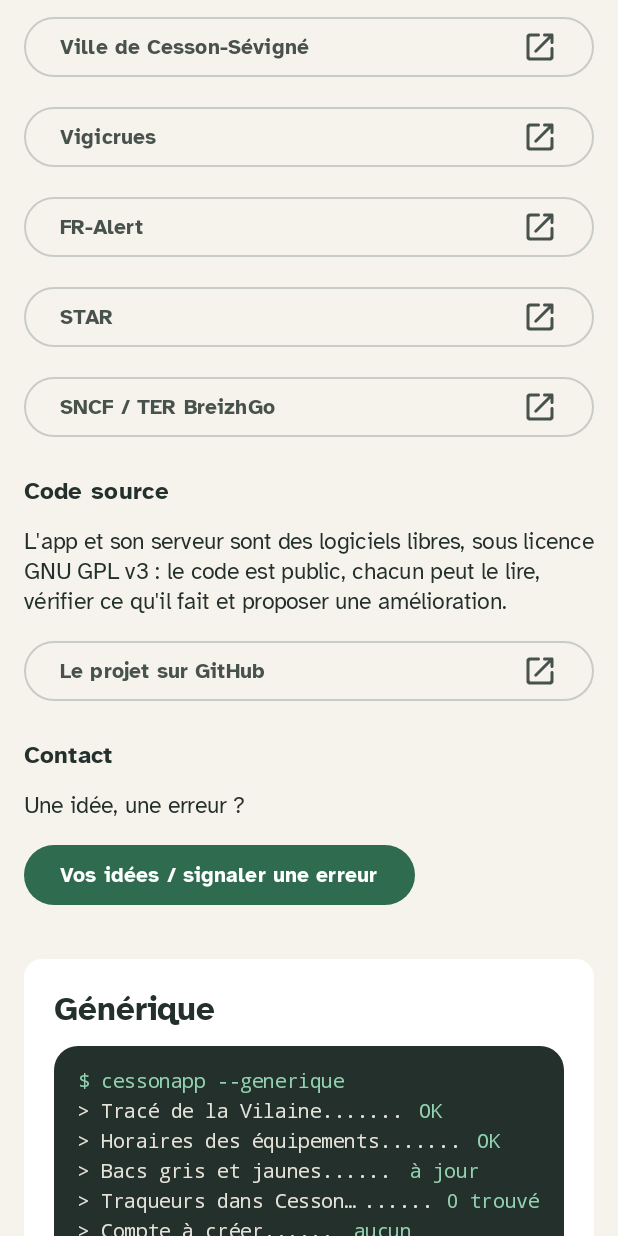
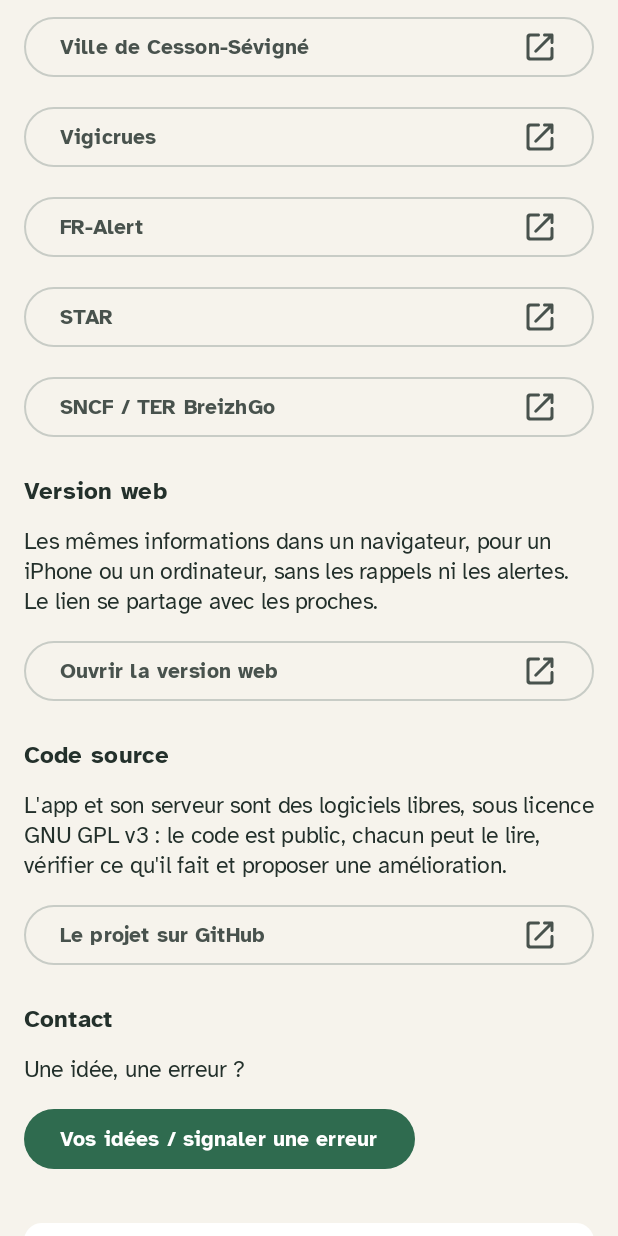
Before and after one commit to GuillaumeCHR/cesson-quotidien, an Android app built with Jetpack Compose: the composable EcranAPropos shown on its own in the app's theme, scrolled down 576 dp, on a phone screen of 412 x 824 dp. Run offline under Robolectric (Android 15) with nearby library versions, the phone set to English and light mode, and no system bars; network calls fail; Roboto replaces fonts that are not available here; 1 statement that could not run was skipped.

Commit message:
À propos : lien vers la version web
Co-Authored-By: Claude Opus 5.5 <noreply@anthropic.com>

```diff
--- a/android/app/src/main/java/com/yogistudio/cesson/ui/Pages.kt
+++ b/android/app/src/main/java/com/yogistudio/cesson/ui/Pages.kt
@@ -136,6 +136,7 @@ private val CANAUX_OFFICIELS = listOf(
 )
 
 const val URL_CODE_SOURCE = "https://github.com/GuillaumeCHR/cesson-quotidien"
+const val URL_VERSION_WEB = "https://guillaumechr.github.io/cesson-quotidien/"
 const val URL_CONFIDENTIALITE = "https://guillaumechr.github.io/cesson-quotidien-site/confidentialite.html"
 
 @Composable
@@ -171,6 +172,13 @@ fun EcranAPropos(onVosIdees: () -> Unit) {
                 Text(nom, Modifier.weight(1f))
                 Icon(Icons.AutoMirrored.Rounded.OpenInNew, contentDescription = null)
             }
+        }
+        Titre("Version web")
+        Text("Les mêmes informations dans un navigateur, pour un iPhone ou un ordinateur, sans les rappels ni les alertes. " +
+            "Le lien se partage avec les proches.", style = MaterialTheme.typography.bodyMedium)
+        OutlinedButton(onClick = { runCatching { uri.openUri(URL_VERSION_WEB) } }, modifier = Modifier.fillMaxWidth()) {
+            Text("Ouvrir la version web", Modifier.weight(1f))
+            Icon(Icons.AutoMirrored.Rounded.OpenInNew, contentDescription = null)
         }
         Titre("Code source")
         Text("L'app et son serveur sont des logiciels libres, sous licence GNU GPL v3 : le code est public, chacun peut " +
```
